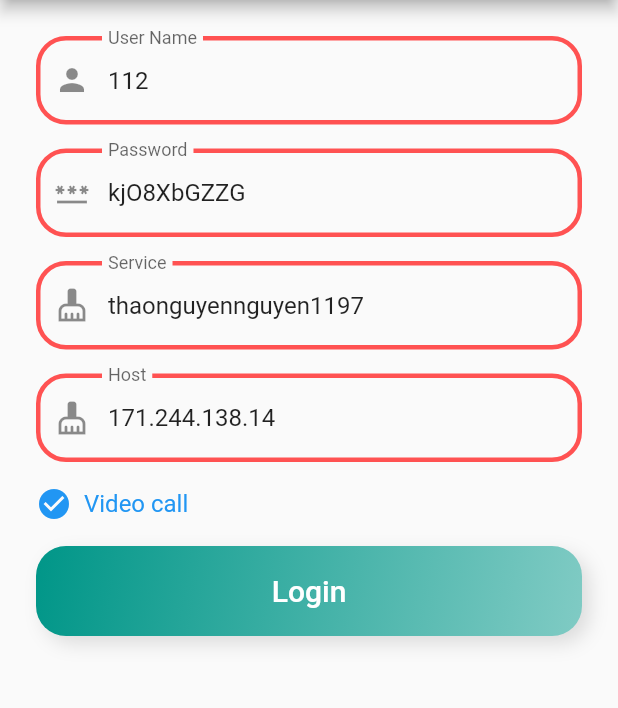
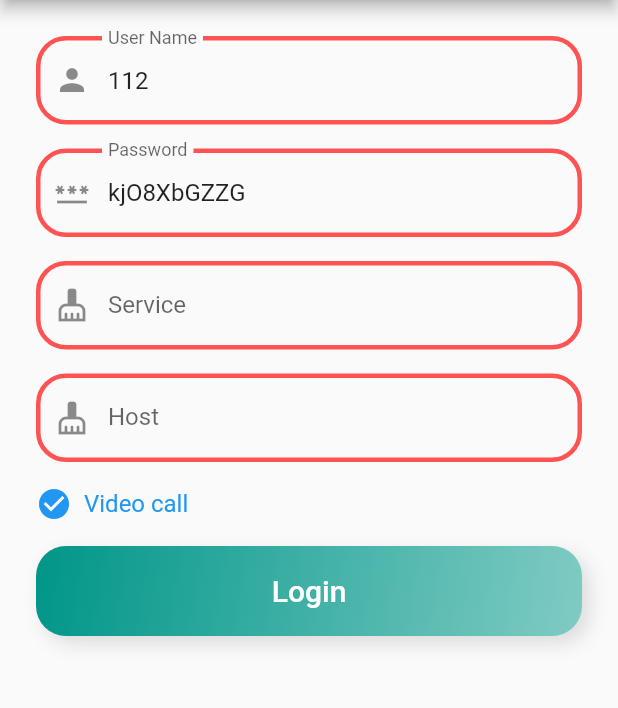
Before and after one commit to VIHATTeam/OMICALL-Flutter-SDK, a Flutter app: the LoginUserPasswordScreen screen opened directly, on a phone screen of 412 x 824 dp, the part 84-792 px from its top. Run offline on Flutter 3.47's test engine with Material 2 defaults, Android fonts, the phone set to English and light mode, and no system bars; our stand-ins replace device_info_plus, firebase_core, firebase_messaging, flutter_easyloading, flutter_svg, shared_preferences; accounts and stored records are empty.

Commit message:
feat(version): release 2.0.1 <chaunn>

```diff
--- a/OMICALL-Flutter-SDK-Sample/lib/screens/login/login_apikey_screen.dart
+++ b/OMICALL-Flutter-SDK-Sample/lib/screens/login/login_apikey_screen.dart
@@ -27,7 +27,7 @@ class _LoginScreenState extends State<LoginApiKeyScreen> {
         ? '122aaa'
         : '123aaa';
   late final TextEditingController _apiKeyController = TextEditingController()
-    ..text = '0ACE08B2F03BE1D6B3F7F5CCD34D9AC08CB92976E2AB6CEE6EA38C5C96F1B858';
+    ..text = '';
   bool _supportVideoCall = true;
   TextStyle basicStyle = const TextStyle(
     color: Colors.white,
--- a/OMICALL-Flutter-SDK-Sample/lib/screens/login/login_user_password_screen.dart
+++ b/OMICALL-Flutter-SDK-Sample/lib/screens/login/login_user_password_screen.dart
@@ -25,9 +25,9 @@ class _LoginScreenState extends State<LoginUserPasswordScreen> {
   late final TextEditingController _passwordController = TextEditingController()
     ..text = Platform.isAndroid ? 'kjO8XbGZZG' : 'ConCung100';
   late final TextEditingController _serviceUrlController =
-      TextEditingController()..text = 'thaonguyennguyen1197';
+      TextEditingController()..text = '';
   late final TextEditingController _hostUrlController = TextEditingController()
-    ..text = '171.244.138.14';
+    ..text = '';
 
   bool _supportVideoCall = true;
   TextStyle basicStyle = const TextStyle(
--- a/pubspec.yaml
+++ b/pubspec.yaml
@@ -1,6 +1,6 @@
 name: omicall_flutter_plugin
 description: OmiKit Flutter is wrapper SDK for OmiCall for Application easy integrate features of Omicall Like Call App2App/App2Phone, Video Call.
-version: 2.0.0
+version: 2.0.1
 homepage: https://github.com/VIHATTeam/OMICALL-Flutter-SDK
 
 environment:
```
Also changed, not shown: 5 other files.
